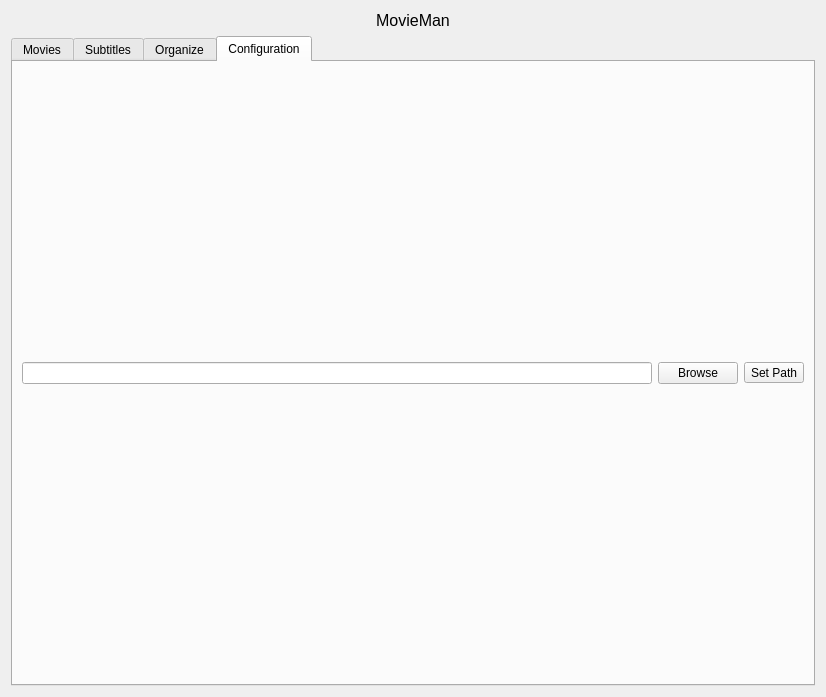
venkat24/movieman, file template.ui: the form before one commit.
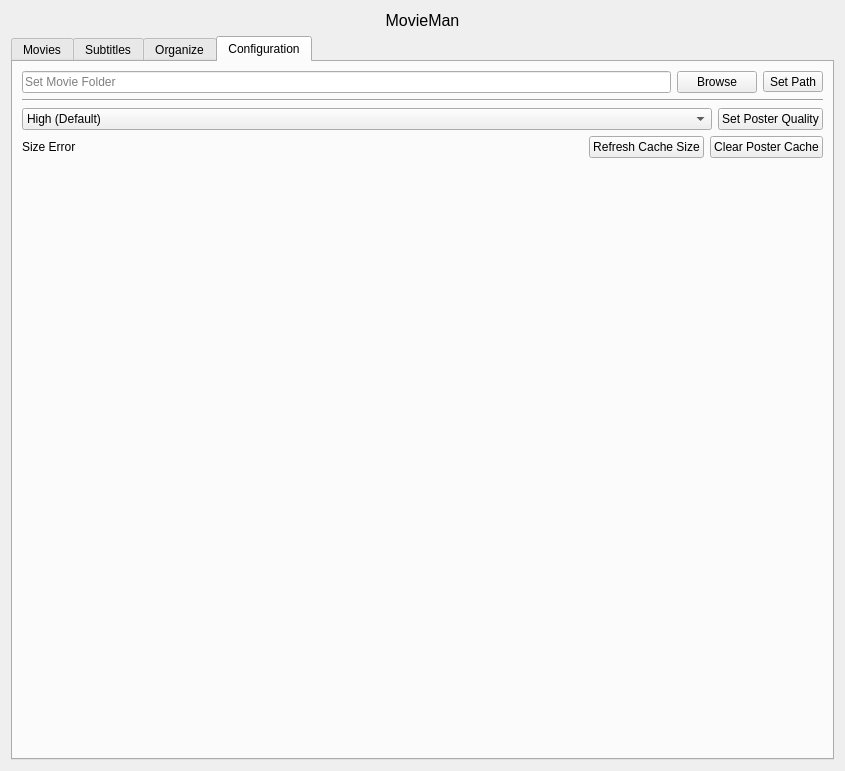
The form after the commit. The open tabs and pages were chosen to show the change.

Commit message: Poster cache clearing and quality adjustment

```diff
--- a/template.ui
+++ b/template.ui
@@ -6,8 +6,8 @@
    <rect>
     <x>0</x>
     <y>0</y>
-    <width>826</width>
-    <height>697</height>
+    <width>845</width>
+    <height>771</height>
    </rect>
   </property>
   <property name="windowTitle">
@@ -135,11 +135,7 @@
                    <verstretch>0</verstretch>
                   </sizepolicy>
                  </property>
-                </widget>
-               </item>
-               <item>
-                <widget class="QPushButton" name="pushButton">
-                 <property name="text">
+                 <property name="placeholderText">
                   <string>Search</string>
                  </property>
                 </widget>
@@ -147,28 +143,9 @@
               </layout>
              </item>
              <item>
-              <widget class="QListWidget" name="listView"/>
-             </item>
-             <item>
-              <widget class="QLabel" name="label_3">
-               <property name="sizePolicy">
-                <sizepolicy hsizetype="Preferred" vsizetype="Fixed">
-                 <horstretch>0</horstretch>
-                 <verstretch>0</verstretch>
-                </sizepolicy>
-               </property>
-               <property name="text">
-                <string>Movies Loaded</string>
-               </property>
-               <property name="alignment">
-                <set>Qt::AlignCenter</set>
-               </property>
-              </widget>
-             </item>
-             <item>
-              <widget class="QPushButton" name="pushButton_8">
-               <property name="text">
-                <string>Load Movie</string>
+              <widget class="QListWidget" name="listView">
+               <property name="frameShape">
+                <enum>QFrame::NoFrame</enum>
                </property>
               </widget>
              </item>
@@ -197,16 +174,25 @@
           <attribute name="title">
            <string>Configuration</string>
           </attribute>
-          <layout class="QHBoxLayout" name="horizontalLayout_3">
+          <layout class="QVBoxLayout" name="verticalLayout_3">
            <item>
             <layout class="QHBoxLayout" name="horizontalLayout_2">
+             <property name="sizeConstraint">
+              <enum>QLayout::SetDefaultConstraint</enum>
+             </property>
              <item>
               <widget class="QLineEdit" name="lineEdit">
+               <property name="sizePolicy">
+                <sizepolicy hsizetype="Expanding" vsizetype="Fixed">
+                 <horstretch>0</horstretch>
+                 <verstretch>0</verstretch>
+                </sizepolicy>
+               </property>
                <property name="inputMask">
                 <string/>
                </property>
                <property name="placeholderText">
-                <string notr="true"/>
+                <string notr="true">Set Movie Folder</string>
                </property>
               </widget>
              </item>
@@ -226,6 +212,101 @@
              </item>
             </layout>
            </item>
+           <item>
+            <widget class="Line" name="line_2">
+             <property name="orientation">
+              <enum>Qt::Horizontal</enum>
+             </property>
+            </widget>
+           </item>
+           <item>
+            <layout class="QHBoxLayout" name="horizontalLayout_4">
+             <item>
+              <widget class="QComboBox" name="comboBox">
+               <property name="sizePolicy">
+                <sizepolicy hsizetype="Expanding" vsizetype="Fixed">
+                 <horstretch>0</horstretch>
+                 <verstretch>0</verstretch>
+                </sizepolicy>
+               </property>
+               <property name="currentIndex">
+                <number>2</number>
+               </property>
+               <item>
+                <property name="text">
+                 <string>Low</string>
+                </property>
+               </item>
+               <item>
+                <property name="text">
+                 <string>Medium</string>
+                </property>
+               </item>
+               <item>
+                <property name="text">
+                 <string>High (Default)</string>
+                </property>
+               </item>
+               <item>
+                <property name="text">
+                 <string>Massive</string>
+                </property>
+               </item>
+              </widget>
+             </item>
+             <item>
+              <widget class="QPushButton" name="pushButton">
+               <property name="text">
+                <string>Set Poster Quality</string>
+               </property>
+              </widget>
+             </item>
+            </layout>
+           </item>
+           <item>
+            <layout class="QHBoxLayout" name="horizontalLayout_12">
+             <item>
+              <widget class="QLabel" name="label_3">
+               <property name="sizePolicy">
+                <sizepolicy hsizetype="Expanding" vsizetype="Preferred">
+                 <horstretch>0</horstretch>
+                 <verstretch>0</verstretch>
+                </sizepolicy>
+               </property>
+               <property name="text">
+                <string>Size Error</string>
+               </property>
+              </widget>
+             </item>
+             <item>
+              <widget class="QPushButton" name="pushButton_4">
+               <property name="text">
+                <string>Refresh Cache Size</string>
+               </property>
+              </widget>
+             </item>
+             <item>
+              <widget class="QPushButton" name="pushButton_3">
+               <property name="text">
+                <string>Clear Poster Cache</string>
+               </property>
+              </widget>
+             </item>
+            </layout>
+           </item>
+           <item>
+            <spacer name="verticalSpacer">
+             <property name="orientation">
+              <enum>Qt::Vertical</enum>
+             </property>
+             <property name="sizeHint" stdset="0">
+              <size>
+               <width>20</width>
+               <height>531</height>
+              </size>
+             </property>
+            </spacer>
+           </item>
           </layout>
          </widget>
         </widget>
```
Left out of the diff: 13 changed lines with no effect on the pictures. The commit also changes 3 other files.
